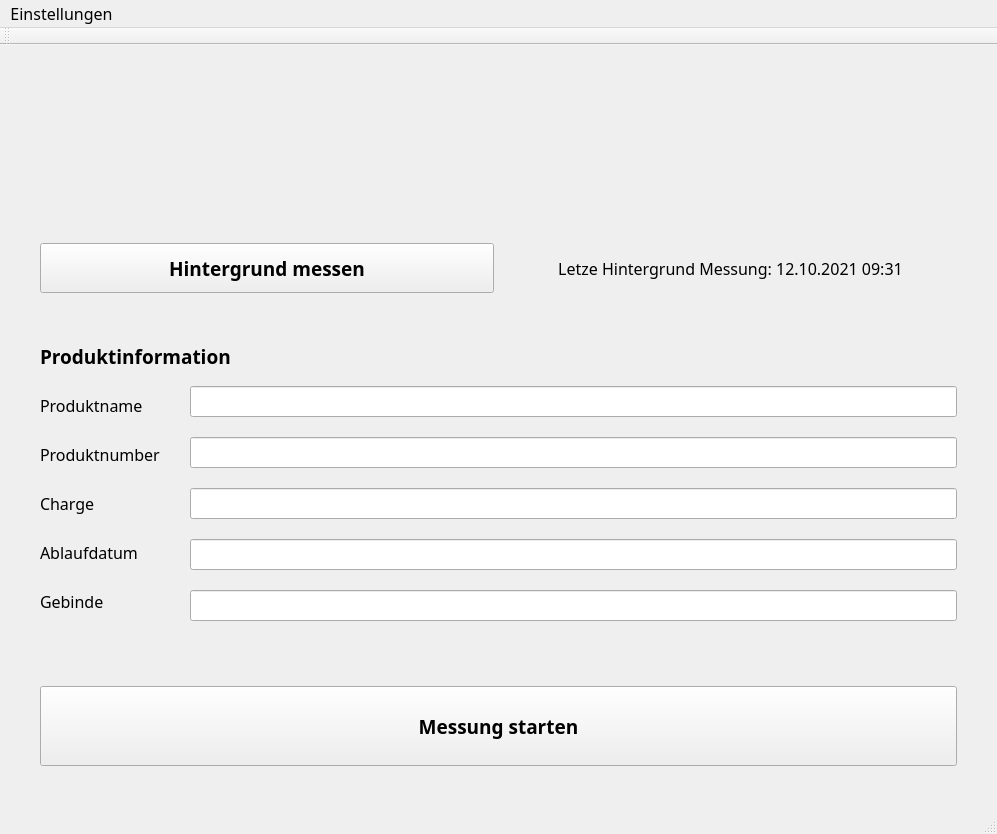
Qt form measurementwindow.ui (fabianjaeger1/Phydent-App) before a commit.
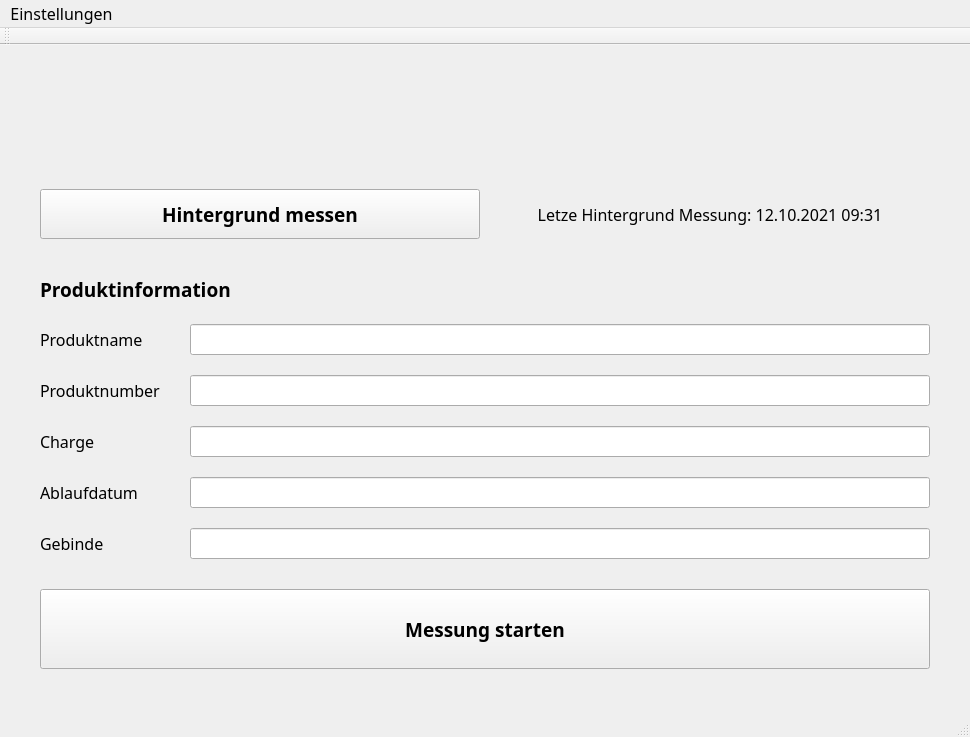
The same form after that commit. Icons and pictures are not drawn.

Commit message: Fill out measurement window

Diff of the .ui file:
```diff
--- a/measurementwindow.ui
+++ b/measurementwindow.ui
@@ -6,10 +6,16 @@
    <rect>
     <x>0</x>
     <y>0</y>
-    <width>997</width>
-    <height>834</height>
+    <width>970</width>
+    <height>737</height>
    </rect>
   </property>
+  <property name="maximumSize">
+   <size>
+    <width>16777215</width>
+    <height>16777195</height>
+   </size>
+  </property>
   <property name="font">
    <font>
     <family>Source Sans Pro</family>
@@ -21,7 +27,7 @@
   </property>
   <property name="windowIcon">
    <iconset>
-    <normaloff>phydent-logo-2x.png</normaloff>phydent-logo-2x.png</iconset>
+    <normaloff>PhydentLogo.jpg</normaloff>PhydentLogo.jpg</iconset>
   </property>
   <widget class="QWidget" name="centralwidget">
    <layout class="QVBoxLayout" name="verticalLayout">
@@ -109,6 +115,12 @@
           <height>40</height>
          </size>
         </property>
+        <property name="maximumSize">
+         <size>
+          <width>16777215</width>
+          <height>50</height>
+         </size>
+        </property>
         <property name="font">
          <font>
           <family>Source Sans Pro SemiBold</family>
@@ -122,14 +134,53 @@
         </property>
        </widget>
       </item>
+     </layout>
+    </item>
       <item>
-       <layout class="QHBoxLayout" name="horizontalLayout">
-        <property name="spacing">
-         <number>10</number>
-        </property>
-        <item>
-         <layout class="QVBoxLayout" name="verticalLayout_4">
-          <item>
+     <layout class="QGridLayout" name="gridLayout">
+      <property name="verticalSpacing">
+       <number>20</number>
+      </property>
+      <item row="1" column="1">
+       <widget class="QLineEdit" name="productlabel2edit">
+        <property name="minimumSize">
+         <size>
+          <width>0</width>
+          <height>30</height>
+         </size>
+        </property>
+        <property name="font">
+         <font>
+          <family>Source Sans Pro</family>
+          <pointsize>12</pointsize>
+          <weight>50</weight>
+          <bold>false</bold>
+         </font>
+        </property>
+       </widget>
+      </item>
+      <item row="2" column="0">
+       <widget class="QLabel" name="productlabel3">
+        <property name="minimumSize">
+         <size>
+          <width>0</width>
+          <height>30</height>
+         </size>
+        </property>
+        <property name="font">
+         <font>
+          <family>Source Sans Pro</family>
+          <pointsize>12</pointsize>
+          <weight>50</weight>
+          <bold>false</bold>
+         </font>
+        </property>
+        <property name="text">
+         <string>Charge</string>
+        </property>
+       </widget>
+      </item>
+      <item row="0" column="0">
            <widget class="QLabel" name="productlabel1">
             <property name="minimumSize">
              <size>
@@ -150,49 +201,7 @@
             </property>
            </widget>
           </item>
-          <item>
-           <widget class="QLabel" name="productlabel2">
-            <property name="minimumSize">
-             <size>
-              <width>0</width>
-              <height>30</height>
-             </size>
-            </property>
-            <property name="font">
-             <font>
-              <family>Source Sans Pro</family>
-              <pointsize>12</pointsize>
-              <weight>50</weight>
-              <bold>false</bold>
-             </font>
-            </property>
-            <property name="text">
-             <string>Produktnumber</string>
-            </property>
-           </widget>
-          </item>
-          <item>
-           <widget class="QLabel" name="productlabel3">
-            <property name="minimumSize">
-             <size>
-              <width>0</width>
-              <height>30</height>
-             </size>
-            </property>
-            <property name="font">
-             <font>
-              <family>Source Sans Pro</family>
-              <pointsize>12</pointsize>
-              <weight>50</weight>
-              <bold>false</bold>
-             </font>
-            </property>
-            <property name="text">
-             <string>Charge</string>
-            </property>
-           </widget>
-          </item>
-          <item>
+      <item row="3" column="0">
            <widget class="QLabel" name="productlabel4">
             <property name="minimumSize">
              <size>
@@ -213,8 +222,8 @@
             </property>
            </widget>
           </item>
-          <item>
-           <widget class="QLabel" name="productlabel5">
+      <item row="3" column="1">
+       <widget class="QLineEdit" name="productlabel4edit">
             <property name="minimumSize">
              <size>
               <width>0</width>
@@ -229,19 +238,9 @@
               <bold>false</bold>
              </font>
             </property>
-            <property name="text">
-             <string>Gebinde</string>
-            </property>
-           </widget>
-          </item>
-         </layout>
-        </item>
-        <item>
-         <layout class="QVBoxLayout" name="verticalLayout_3">
-          <property name="spacing">
-           <number>20</number>
-          </property>
-          <item>
+       </widget>
+      </item>
+      <item row="0" column="1">
            <widget class="QLineEdit" name="productlabel1edit">
             <property name="minimumSize">
              <size>
@@ -259,8 +258,8 @@
             </property>
            </widget>
           </item>
-          <item>
-           <widget class="QLineEdit" name="productlabel2edit">
+      <item row="1" column="0">
+       <widget class="QLabel" name="productlabel2">
             <property name="minimumSize">
              <size>
               <width>0</width>
@@ -275,9 +274,12 @@
               <bold>false</bold>
              </font>
             </property>
-           </widget>
-          </item>
-          <item>
+        <property name="text">
+         <string>Produktnumber</string>
+        </property>
+       </widget>
+      </item>
+      <item row="2" column="1">
            <widget class="QLineEdit" name="productlabel3edit">
             <property name="minimumSize">
              <size>
@@ -295,8 +297,8 @@
             </property>
            </widget>
           </item>
-          <item>
-           <widget class="QLineEdit" name="productlabel4edit">
+      <item row="4" column="0">
+       <widget class="QLabel" name="productlabel5">
             <property name="minimumSize">
              <size>
               <width>0</width>
@@ -311,9 +313,12 @@
               <bold>false</bold>
              </font>
             </property>
-           </widget>
-          </item>
-          <item>
+        <property name="text">
+         <string>Gebinde</string>
+        </property>
+       </widget>
+      </item>
+      <item row="4" column="1">
            <widget class="QLineEdit" name="productlabel5edit">
             <property name="minimumSize">
              <size>
@@ -333,10 +338,6 @@
           </item>
          </layout>
         </item>
-       </layout>
-      </item>
-     </layout>
-    </item>
     <item>
      <spacer name="verticalSpacer">
       <property name="orientation">
@@ -381,10 +382,16 @@
     <rect>
      <x>0</x>
      <y>0</y>
-     <width>997</width>
+     <width>970</width>
      <height>26</height>
     </rect>
    </property>
+   <property name="font">
+    <font>
+     <family>Source Sans Pro</family>
+     <pointsize>12</pointsize>
+    </font>
+   </property>
    <widget class="QMenu" name="menuEinstellungen">
     <property name="title">
      <string>Einstellungen</string>
@@ -418,8 +425,8 @@
    </property>
    <property name="font">
     <font>
-     <family>Corbel</family>
-     <pointsize>9</pointsize>
+     <family>Source Sans Pro</family>
+     <pointsize>11</pointsize>
     </font>
    </property>
   </action>
@@ -427,6 +434,12 @@
    <property name="text">
     <string>About</string>
    </property>
+   <property name="font">
+    <font>
+     <family>Source Sans Pro</family>
+     <pointsize>11</pointsize>
+    </font>
+   </property>
   </action>
  </widget>
  <resources>
```
Left out of the diff: 4 changed lines with no effect on the pictures. Lines whose indentation alone changed are shown as unchanged. The commit also changes 5 other files.
